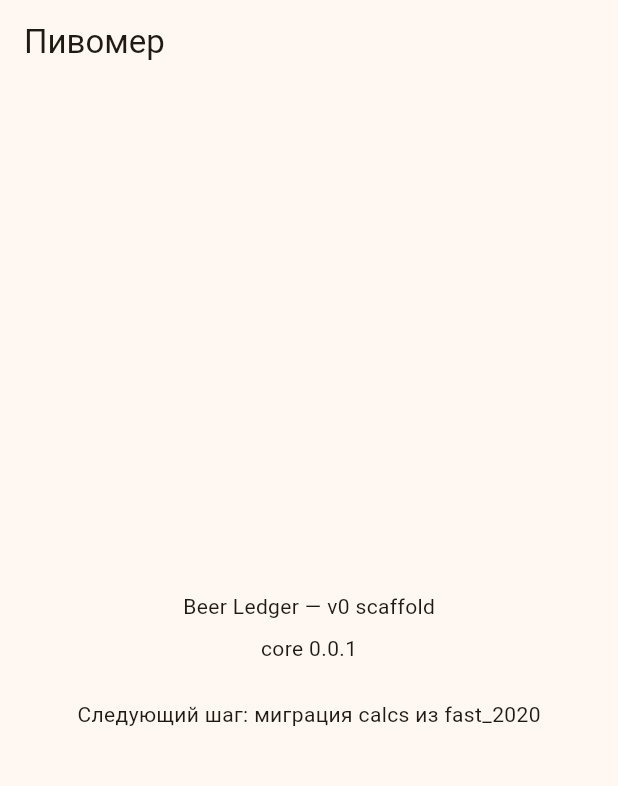
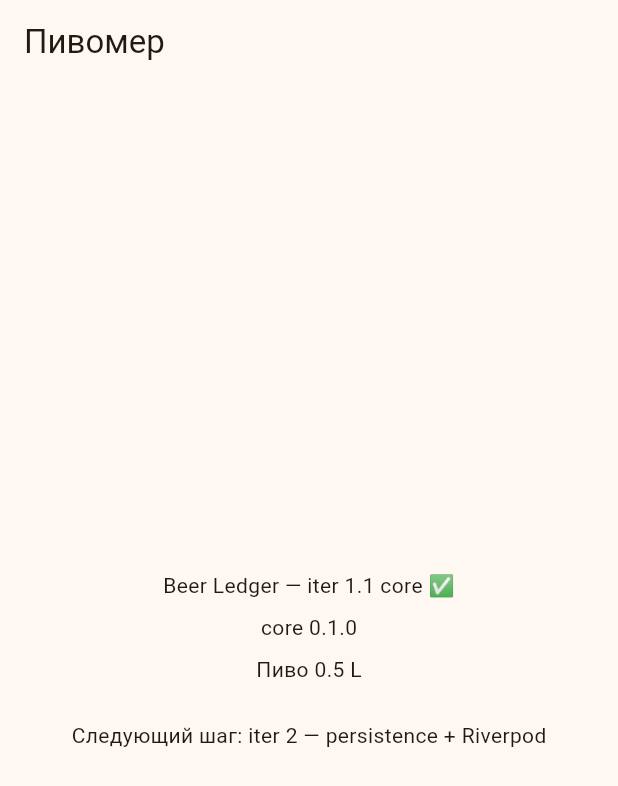
Before and after one commit to ValeriusGC/beer_ledger, a Flutter app: the screen it shows after launch, on a phone screen of 412 x 824 dp. Shown: the top 786 px of the screen. Run offline on Flutter 3.47's test engine with Material 3 defaults, Android fonts, the phone set to English and light mode, and no system bars; our stand-ins replace fpdart, freezed_annotation.

Commit message:
feat(core): finish 1.1 milestone
Ref #22

```diff
--- a/lib/main.dart
+++ b/lib/main.dart
@@ -33,11 +33,13 @@ class HomePlaceholderPage extends StatelessWidget {
         child: Column(
           mainAxisAlignment: MainAxisAlignment.center,
           children: [
-            const Text('Beer Ledger — v0 scaffold'),
+            const Text('Beer Ledger — iter 1.1 core ✅'),
             const SizedBox(height: 8),
             Text('core $beerLedgerCoreVersion'),
+            const SizedBox(height: 8),
+            Text(beerHalfLiter().title),
             const SizedBox(height: 24),
-            const Text('Следующий шаг: миграция calcs из fast_2020'),
+            const Text('Следующий шаг: iter 2 — persistence + Riverpod'),
           ],
         ),
       ),
--- a/packages/beer_ledger_core/lib/beer_ledger_core.dart
+++ b/packages/beer_ledger_core/lib/beer_ledger_core.dart
@@ -1,6 +1,6 @@
 /// Pure Dart domain layer for [beer_ledger] app.
 ///
-/// Migration from `fast_2020`: Clicker, Click, Calc, MeasureUnit, aggregation.
+/// Measure, convert, domain models, aggregation, presets (iter 1.1).
 library;
 
 export 'aggregate/aggregate.dart';
--- a/packages/beer_ledger_core/lib/src/beer_ledger_core_base.dart
+++ b/packages/beer_ledger_core/lib/src/beer_ledger_core_base.dart
@@ -1,2 +1,2 @@
-/// Placeholder until `fast_2020` calcs are migrated.
-const String beerLedgerCoreVersion = '0.0.1';
+/// Версия пакета core (semver; iter 1.1 = 0.1.0).
+const String beerLedgerCoreVersion = '0.1.0';
```
Also changed, not shown: 6 other files.
